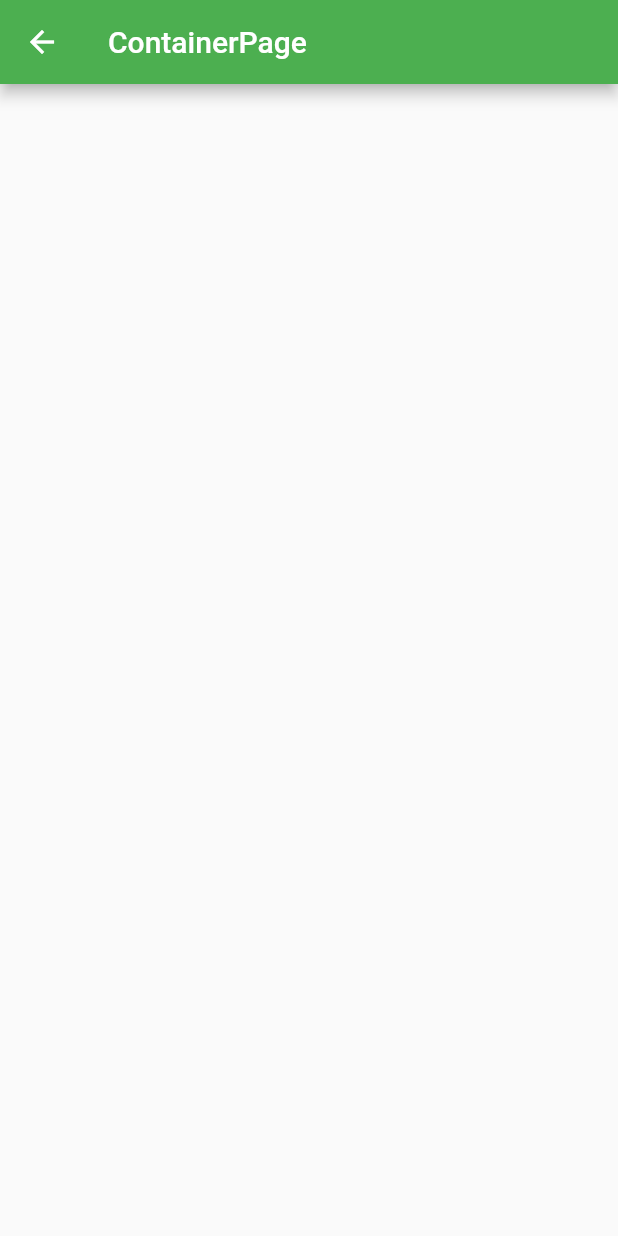
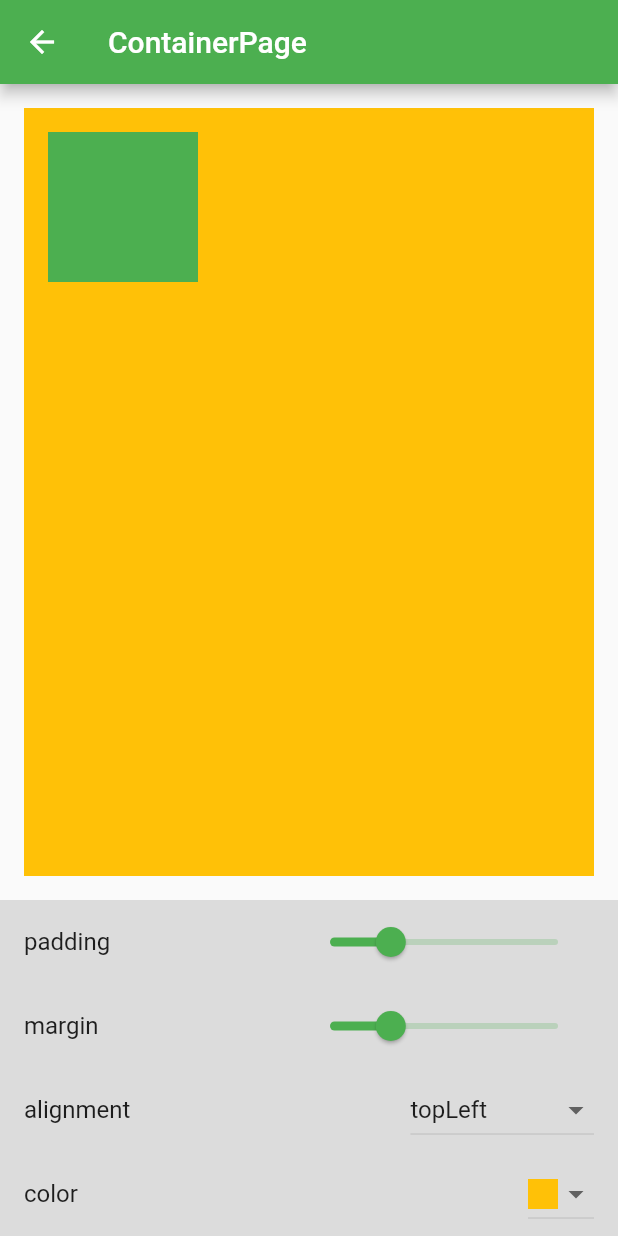
Before and after one commit to realskyrin/flutter_ui_challenge, a Flutter app: the ContainerPage screen opened directly, on a phone screen of 412 x 824 dp. Run offline on Flutter 3.47's test engine with Material 2 defaults, Android fonts, the phone set to English and light mode, and no system bars; missing offline and left inert: dart:ffi.

Commit message:
update layout

```diff
--- a/lib/layout/container_page.dart
+++ b/lib/layout/container_page.dart
@@ -6,14 +6,137 @@ class ContainerPage extends StatefulWidget {
 }
 
 class _ContainerPageState extends State<ContainerPage> {
+  double _padding = 16.0;
+  double _margin = 16.0;
+  Alignment alignment = Alignment.topLeft;
+  Color bgColor = Colors.amber;
+
+  static const alignmentValues = <String, Alignment>{
+    'topLeft': Alignment.topLeft,
+    'topCenter': Alignment.topCenter,
+    'topRight': Alignment.topRight,
+    'centerLeft': Alignment.centerLeft,
+    'center': Alignment.center,
+    'centerRight': Alignment.centerRight,
+    'bottomLeft': Alignment.bottomLeft,
+    'bottomCenter': Alignment.bottomCenter,
+    'bottomRight': Alignment.bottomRight,
+  };
+
   @override
   Widget build(BuildContext context) {
     return Scaffold(
       appBar: AppBar(
-        title: Text(runtimeType.toString().substring(1,runtimeType.toString().length-5)),
+        title: Text(runtimeType
+            .toString()
+            .substring(1, runtimeType.toString().length - 5)),
       ),
       body: Container(
+        padding: EdgeInsets.all(_padding),
+        margin: EdgeInsets.all(_margin),
+        color: bgColor,
+        alignment: alignment,
+        child: Container(
+          width: 100,
+          height: 100,
+          color: Colors.green,
+        ),
+      ),
+      bottomNavigationBar: getBottomBar(),
+    );
+  }
 
+  getBottomBar() {
+    var bgColors = <Widget, Color>{
+      SizedBox(
+        width: 20,
+        height: 20,
+        child: Container(
+          color: Colors.amber,
+        ),
+      ): Colors.amber,
+      SizedBox(
+        width: 20,
+        height: 20,
+        child: Container(
+          color: Colors.red[200],
+        ),
+      ): Colors.red[200],
+      SizedBox(
+        width: 20,
+        height: 20,
+        child: Container(
+          color: Colors.deepOrange[100],
+        ),
+      ): Colors.deepOrange[100],
+    };
+
+    return Container(
+      color: Colors.black12,
+      child: Column(
+        mainAxisSize: MainAxisSize.min,
+        children: <Widget>[
+          ListTile(
+            title: Text("padding"),
+            trailing: SizedBox(
+              width: 200,
+              child: Slider(
+                  value: _padding,
+                  min: 0,
+                  max: 60,
+                  onChanged: (newValue) {
+                    setState(() {
+                      _padding = newValue;
+                    });
+                  }),
+            ),
+          ),
+          ListTile(
+            title: Text("margin"),
+            trailing: SizedBox(
+              width: 200,
+              child: Slider(
+                  value: _margin,
+                  min: 0,
+                  max: 60,
+                  onChanged: (newValue) {
+                    setState(() {
+                      _margin = newValue;
+                    });
+                  }),
+            ),
+          ),
+          ListTile(
+            title: Text("alignment"),
+            trailing: DropdownButton(
+                value: alignment,
+                items: alignmentValues
+                    .map((String name, Alignment val) => MapEntry(
+                        name, DropdownMenuItem(value: val, child: Text(name))))
+                    .values
+                    .toList(),
+                onChanged: (newVal) {
+                  setState(() {
+                    alignment = newVal;
+                  });
+                }),
+          ),
+          ListTile(
+            title: Text("color"),
+            trailing: DropdownButton(
+                value: bgColor,
+                items: bgColors
+                    .map((Widget name, Color val) => MapEntry(
+                        name, DropdownMenuItem(value: val, child: name)))
+                    .values
+                    .toList(),
+                onChanged: (newVal) {
+                  setState(() {
+                    bgColor = newVal;
+                  });
+                }),
+          ),
+        ],
       ),
     );
   }
```
